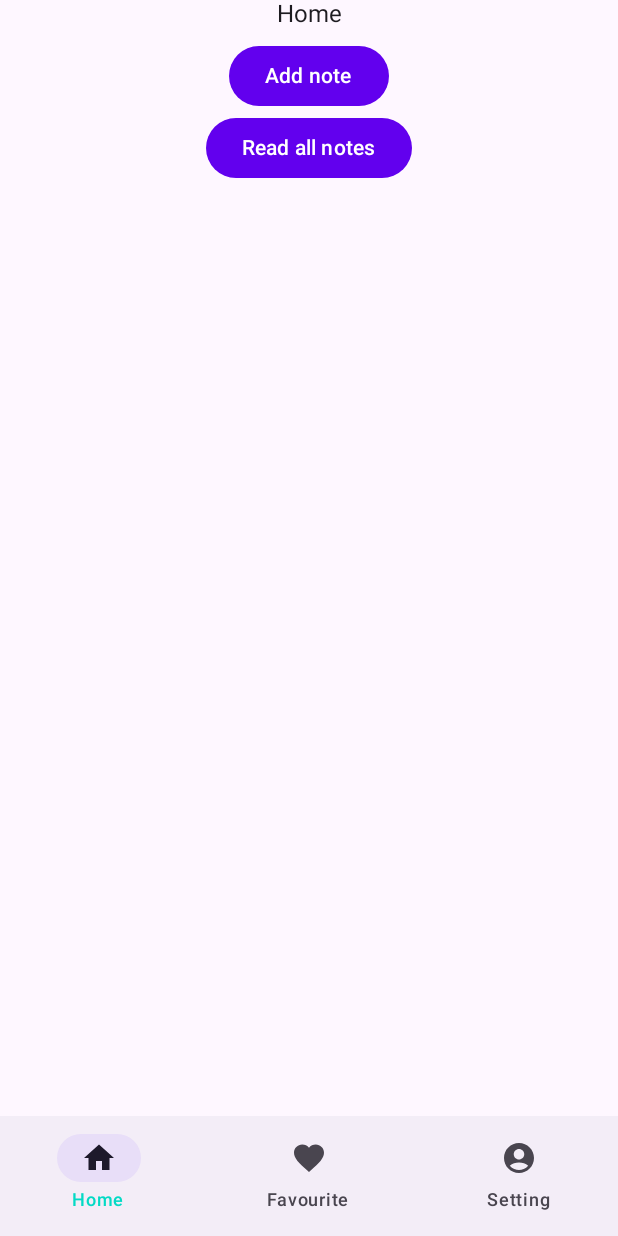
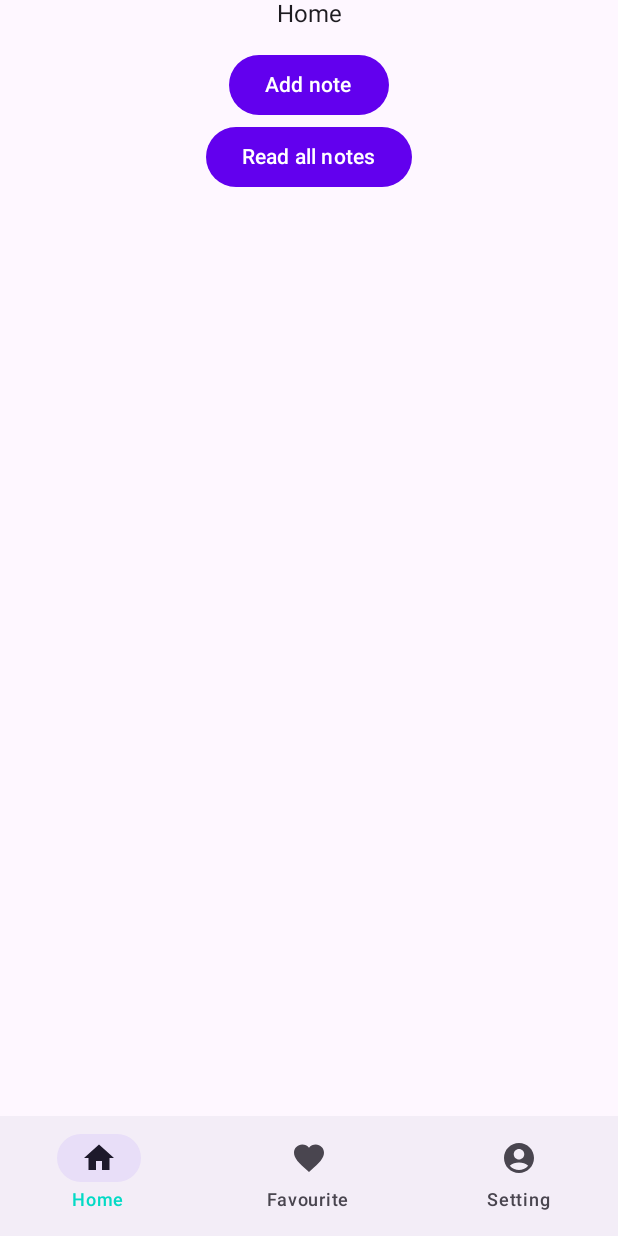
Before and after one commit to ducnm29/UpToU, an Android app built with Jetpack Compose: the screen it shows after launch (MainActivity), on a phone screen of 412 x 824 dp. Run offline under Robolectric (Android 15) with nearby library versions, the phone set to English and light mode, and no system bars; our stand-ins replace Dagger/Hilt's generated code, Room's generated code.

Commit message:
Optimize layout

```diff
--- a/app/src/main/AndroidManifest.xml
+++ b/app/src/main/AndroidManifest.xml
@@ -5,7 +5,7 @@
         android:allowBackup="true"
         android:dataExtractionRules="@xml/data_extraction_rules"
         android:fullBackupContent="@xml/backup_rules"
-        android:icon="@mipmap/ic_launcher"
+        android:icon="@drawable/u_sure"
         android:label="@string/app_name"
         android:supportsRtl="true"
         android:theme="@style/Theme.UpToU"
--- a/app/src/main/java/com/uptou/MainActivity.kt
+++ b/app/src/main/java/com/uptou/MainActivity.kt
@@ -3,7 +3,9 @@ package com.uptou
 import android.os.Bundle
 import androidx.activity.ComponentActivity
 import androidx.activity.compose.setContent
+import androidx.compose.foundation.layout.Box
 import androidx.compose.foundation.layout.fillMaxSize
+import androidx.compose.foundation.layout.padding
 import androidx.compose.material3.MaterialTheme
 import androidx.compose.material3.Scaffold
 import androidx.compose.material3.Surface
@@ -47,11 +49,13 @@ fun MainUI(
                 navController = navController
             )
         }
-    ) {
-        MyAppNavHost(
-            modifier = modifier,
-            navController = navController,
-            startDestination = BaseScreen.HomeScreen.route
-        )
+    ) {innerPadding ->
+        Box(modifier = Modifier.padding(innerPadding)) {
+            MyAppNavHost(
+                modifier = modifier,
+                navController = navController,
+                startDestination = BaseScreen.HomeScreen.route
+            )
+        }
     }
 }
--- a/app/src/main/java/com/uptou/ui/home/HomeUI.kt
+++ b/app/src/main/java/com/uptou/ui/home/HomeUI.kt
@@ -1,10 +1,10 @@
 package com.uptou.ui.home
 
-import androidx.compose.foundation.layout.Column
-import androidx.compose.foundation.layout.fillMaxSize
-import androidx.compose.foundation.layout.padding
+import androidx.compose.foundation.layout.*
 import androidx.compose.foundation.lazy.LazyColumn
 import androidx.compose.foundation.lazy.items
+import androidx.compose.foundation.rememberScrollState
+import androidx.compose.foundation.verticalScroll
 import androidx.compose.material3.Button
 import androidx.compose.material3.Text
 import androidx.compose.runtime.Composable
@@ -24,20 +24,30 @@ fun HomeUI(
     navController: NavHostController,
     viewModel: AddNoteViewModel
 ) {
+    val scrollState = rememberScrollState()
     Column(
-        modifier.fillMaxSize(),
+        modifier
+            .fillMaxWidth()
+            .padding(start = 5.dp, end = 5.dp),
         horizontalAlignment = Alignment.CenterHorizontally
     ) {
         Text(text = "Home")
-        //Spacer(modifier = modifier.size(10.dp))
+        Spacer(modifier = modifier.size(10.dp))
         val noteList = viewModel.noteList.collectAsState().value
         LazyColumn(
-            modifier = Modifier.padding(4.dp)){
-
+            modifier = Modifier
+                .padding(4.dp)
+        ){
             items(noteList){
                 NoteItemUI(note = it)
+                Spacer(modifier = modifier.size(5.dp))
             }
-        }
+            item() {
+                Column(
+                    modifier = Modifier
+                        .fillMaxWidth(),
+                    horizontalAlignment = Alignment.CenterHorizontally
+                ) {
                     Button(
                         onClick = {
                             navController.navigate(BaseScreen.AddNoteScreen.route)
@@ -50,9 +60,9 @@ fun HomeUI(
                         }) {
                         Text(text = "Read all notes")
                     }
-//        NoteItemUI(
-//            Note(1,"Minh Duc","2023/05/30",2,"Bun Ca'",32000f)
-//        )
+                }
+            }
         }
 
     }
+}
```
Also changed, not shown: app/src/main/java/com/uptou/ui/addNote/AddNoteViewModel.kt (+8 -4 lines), app/src/main/java/com/uptou/ui/component/NoteItemUI.kt (+11 -0 lines). Lines whose indentation alone changed are shown as unchanged.
